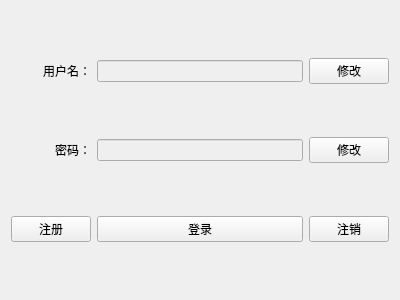
Old version of the form client/usercenterwidget.ui in the repository gitjip/microtrade.
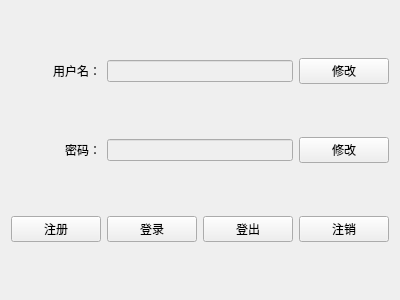
New version of the form.

Diff of the .ui file:
```diff
--- a/client/usercenterwidget.ui
+++ b/client/usercenterwidget.ui
@@ -14,17 +14,24 @@
    <string>Form</string>
   </property>
   <layout class="QGridLayout" name="gridLayout">
-   <item row="0" column="1">
-    <widget class="QLineEdit" name="lineEditsUername">
-     <property name="enabled">
-      <bool>false</bool>
+   <item row="1" column="3">
+    <widget class="QPushButton" name="pushButtonModifyPassword">
+     <property name="text">
+      <string>修改</string>
      </property>
     </widget>
    </item>
-   <item row="1" column="1">
-    <widget class="QLineEdit" name="lineEditPassword">
-     <property name="enabled">
-      <bool>false</bool>
+   <item row="2" column="1">
+    <widget class="QPushButton" name="pushButtonLogin">
+     <property name="text">
+      <string>登录</string>
+     </property>
+    </widget>
+   </item>
+   <item row="2" column="3">
+    <widget class="QPushButton" name="pushButtonUnregister">
+     <property name="text">
+      <string>注销</string>
      </property>
     </widget>
    </item>
@@ -38,24 +45,7 @@
      </property>
     </widget>
    </item>
-   <item row="0" column="0">
-    <widget class="QLabel" name="labelUsername">
-     <property name="text">
-      <string>用户名：</string>
-     </property>
-     <property name="alignment">
-      <set>Qt::AlignmentFlag::AlignRight|Qt::AlignmentFlag::AlignTrailing|Qt::AlignmentFlag::AlignVCenter</set>
-     </property>
-    </widget>
-   </item>
-   <item row="1" column="2">
-    <widget class="QPushButton" name="pushButtonModifyPassword">
-     <property name="text">
-      <string>修改</string>
-     </property>
-    </widget>
-   </item>
-   <item row="0" column="2">
+   <item row="0" column="3">
     <widget class="QPushButton" name="pushButtonModifyUsername">
      <property name="text">
       <string>修改</string>
@@ -69,17 +59,34 @@
      </property>
     </widget>
    </item>
-   <item row="2" column="1">
-    <widget class="QPushButton" name="pushButtonLogin">
+   <item row="0" column="0">
+    <widget class="QLabel" name="labelUsername">
      <property name="text">
-      <string>登录</string>
+      <string>用户名：</string>
+     </property>
+     <property name="alignment">
+      <set>Qt::AlignmentFlag::AlignRight|Qt::AlignmentFlag::AlignTrailing|Qt::AlignmentFlag::AlignVCenter</set>
      </property>
     </widget>
    </item>
    <item row="2" column="2">
-    <widget class="QPushButton" name="pushButtonUnregister">
+    <widget class="QPushButton" name="pushButtonLogout">
      <property name="text">
-      <string>注销</string>
+      <string>登出</string>
+     </property>
+    </widget>
+   </item>
+   <item row="0" column="1" colspan="2">
+    <widget class="QLineEdit" name="lineEditsUername">
+     <property name="enabled">
+      <bool>false</bool>
+     </property>
+    </widget>
+   </item>
+   <item row="1" column="1" colspan="2">
+    <widget class="QLineEdit" name="lineEditPassword">
+     <property name="enabled">
+      <bool>false</bool>
      </property>
     </widget>
    </item>
```
